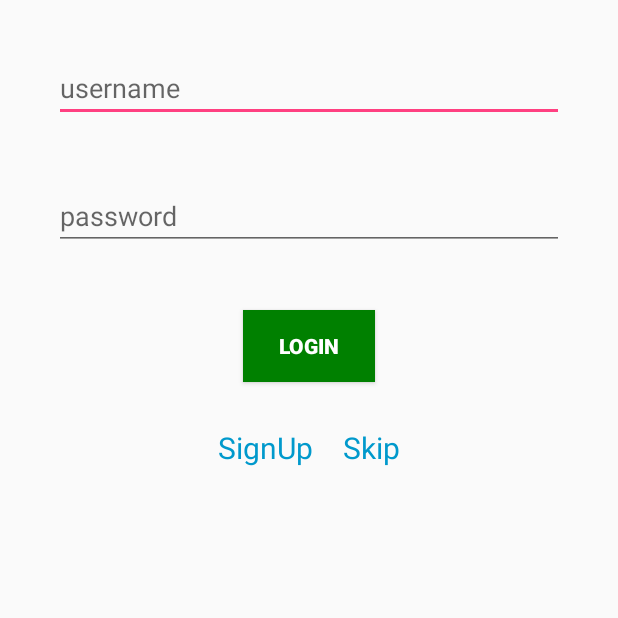
After one commit to bhagat95/ServeEasyAndroid, an Android app: the Login screen opened directly, with no data from a screen before it, on a phone screen of 412 x 824 dp, the top half of it. The commit adds this screen. Run offline under Robolectric (Android 15) with nearby library versions, the phone set to English and light mode, and no system bars; network calls fail; 1 statement that could not run was skipped.

Commit message:
Login Activity added and bug of ViewPager inside Drawer is fixed.

```diff
--- a/app/src/main/AndroidManifest.xml
+++ b/app/src/main/AndroidManifest.xml
@@ -12,8 +12,6 @@
         android:label="@string/app_name"
         android:supportsRtl="true"
         android:theme="@style/AppTheme">
-
-
         <activity
             android:name=".SearchResultsActivity"
             android:label="@string/title_activity_search_results"
@@ -34,10 +32,10 @@
         <activity android:name=".MakeRequest" />
         <activity android:name=".NearbyServices" />
 
-        <!--android:windowSoftInputMode="adjustPan"  Prevents keyboard from pushing widgets upward -->
-        <activity android:name=".ProviderHome"
-            android:windowSoftInputMode="adjustPan"
-            >
+        <!-- android:windowSoftInputMode="adjustPan"  Prevents keyboard from pushing widgets upward -->
+        <activity
+            android:name=".ProviderHome"
+            android:windowSoftInputMode="adjustPan">
             <intent-filter>
                 <action android:name="android.intent.action.MAIN" />
 
@@ -48,8 +46,8 @@
             <meta-data
                 android:name="android.app.default_searchable"
                 android:value=".SearchResultsActivity" />
-
         </activity>
+        <activity android:name=".Login"></activity>
     </application>
 
 </manifest>
--- /dev/null
+++ b/app/src/main/java/com/example/bhagat/finalyear/Login.java
@@ -0,0 +1,45 @@
+package com.example.bhagat.finalyear;
+
+import android.content.Context;
+import android.support.v7.app.AppCompatActivity;
+import android.os.Bundle;
+import android.widget.Button;
+import android.widget.EditText;
+import android.widget.TextView;
+
+public class Login extends AppCompatActivity {
+
+    public static Context context;
+    TextView signup, skip;
+    EditText username, password;
+    Button login;
+
+
+    @Override
+    protected void onCreate(Bundle savedInstanceState) {
+        super.onCreate(savedInstanceState);
+        setContentView(R.layout.activity_login);
+
+        super.onCreate(savedInstanceState);
+        setContentView(R.layout.activity_login);
+
+        context = getApplicationContext();
+
+        username = (EditText) findViewById(R.id.username);
+        password = (EditText) findViewById(R.id.password);
+        signup = (TextView) findViewById(R.id.signup);
+        skip = (TextView) findViewById(R.id.skip);
+        login = (Button) findViewById(R.id.login);
+        signup.setTextColor(getResources().getColor(android.R.color.holo_blue_dark));
+        skip.setTextColor(getResources().getColor(android.R.color.holo_blue_dark));
+
+        //signup.setVisibility(View.GONE);
+
+        //login.setOnClickListener(this);
+        //skip.setOnClickListener(this);
+        //signup.setOnClickListener(this);
+
+    }
+
+
+}
--- a/app/src/main/java/com/example/bhagat/finalyear/ProviderHome.java
+++ b/app/src/main/java/com/example/bhagat/finalyear/ProviderHome.java
@@ -41,7 +41,7 @@ public class ProviderHome extends AppCompatActivity {
         manager = getSupportFragmentManager();
         FragmentTransaction ft = manager.beginTransaction();//.detach(requestsFragment).attach(requestsFragment);
         ft.replace(R.id.dummy,requestsFragment);
-        ft.replace(R.id.dummy, new Requests());
+        //ft.replace(R.id.dummy, new Requests());
         ft.commit();
 
 
@@ -54,16 +54,16 @@ public class ProviderHome extends AppCompatActivity {
                 final int id = item.getItemId();
                 if (id == R.id.requests) {
                     FragmentTransaction ft = manager.beginTransaction();
-                    //ft.replace(R.id.dummy, requestsFragment);
+                    ft.replace(R.id.dummy, requestsFragment);
                     //ft.replace(R.id.dummy, new Requests());
-                    ft.replace(R.id.account_settings_fragment, requestsFragment);
+                    //ft.replace(R.id.account_settings_fragment, requestsFragment);
 
                     ft.commit();
 
                 } else if (id == R.id.settings) {
                     FragmentTransaction ft = manager.beginTransaction();
-                    //ft.replace(R.id.dummy, accountSettingsFragment);
-                    ft.replace(R.id.requests_fragment, accountSettingsFragment);
+                    ft.replace(R.id.dummy, accountSettingsFragment);
+                    //ft.replace(R.id.requests_fragment, accountSettingsFragment);
                     ft.commit();
                 }
                 /*
--- a/app/src/main/java/com/example/bhagat/finalyear/Requests.java
+++ b/app/src/main/java/com/example/bhagat/finalyear/Requests.java
@@ -11,18 +11,33 @@ import android.view.ViewGroup;
 
 public class Requests extends android.support.v4.app.Fragment {
 
-
     ViewPagerAdapter viewPagerAdapter;
 
     private SlidingTabLayout mtabs;
     private ViewPager mpager;
     private Toolbar toolbar;
 
-
     @Nullable
     @Override
     public View onCreateView(LayoutInflater inflater, @Nullable ViewGroup container, @Nullable Bundle savedInstanceState) {
         return inflater.inflate(R.layout.fragment_requests, container, false);
+/*
+        View view = inflater.inflate(R.layout.fragment_requests, container, false);
+
+        viewPagerAdapter = new ViewPagerAdapter(getFragmentManager());
+        mpager = (ViewPager) view.findViewById(R.id.pager);
+        mpager.setAdapter(viewPagerAdapter);
+
+        //Assigning the sliding tab layout view
+        mtabs = (SlidingTabLayout) view.findViewById(R.id.tabs);
+        mtabs.setDistributeEvenly(true);
+
+
+        //  Setting the ViewPager For the SlidingTabsLayout
+        mtabs.setViewPager(mpager);
+
+        return view;
+*/
     }
 
 
@@ -35,7 +50,7 @@ public class Requests extends android.support.v4.app.Fragment {
         //setSupportActionBar(toolbar);
         //getSupportActionBar().setDisplayShowHomeEnabled(true);
 
-        viewPagerAdapter = new ViewPagerAdapter(getFragmentManager());
+        viewPagerAdapter = new ViewPagerAdapter(getChildFragmentManager());
         mpager = (ViewPager) getActivity().findViewById(R.id.pager);
         mpager.setAdapter(viewPagerAdapter);
 
@@ -91,5 +106,4 @@ public class Requests extends android.support.v4.app.Fragment {
         super.onDestroyView();
     }
 
-
 }
--- a/app/src/main/java/layout/ActiveRequests.java
+++ b/app/src/main/java/layout/ActiveRequests.java
@@ -76,7 +76,6 @@ public class ActiveRequests extends Fragment {
             }
         });
 
-
         return v;
 
     }
@@ -135,5 +134,4 @@ public class ActiveRequests extends Fragment {
         requestQueue.add(request);
 
     }
-
 }
--- /dev/null
+++ b/app/src/main/res/layout/activity_login.xml
@@ -0,0 +1,64 @@
+<LinearLayout xmlns:android="http://schemas.android.com/apk/res/android"
+    xmlns:tools="http://schemas.android.com/tools"
+    android:layout_width="match_parent"
+    android:layout_height="match_parent"
+    android:paddingLeft="@dimen/activity_horizontal_margin"
+    android:paddingRight="@dimen/activity_horizontal_margin"
+    android:paddingTop="@dimen/activity_vertical_margin"
+    android:paddingBottom="@dimen/activity_vertical_margin"
+    android:orientation="vertical"
+    tools:context="com.example.bhagat.finalyear.Login">
+
+
+    <EditText
+        android:layout_width="match_parent"
+        android:layout_height="wrap_content"
+        android:id="@+id/username"
+        android:layout_margin="20dp"
+        android:layout_gravity="right"
+        android:hint="username"/>
+
+    <EditText
+        android:layout_width="match_parent"
+        android:layout_height="wrap_content"
+        android:inputType="textPassword"
+        android:ems="10"
+        android:hint="password"
+        android:layout_margin="20dp"
+        android:id="@+id/password" />
+
+    <Button
+        android:layout_width="wrap_content"
+        android:layout_gravity="center"
+        android:layout_height="wrap_content"
+        android:text="Login"
+        android:layout_margin="20dp"
+        android:background="#008000"
+        android:textColor="#FFFFFF"
+        android:textStyle="bold"
+        android:id="@+id/login"
+        android:elevation="10dp"/>
+    <LinearLayout
+        android:layout_width="wrap_content"
+        android:layout_height="wrap_content"
+        android:orientation="horizontal"
+        android:layout_gravity="center">
+        <TextView
+            android:layout_width="wrap_content"
+            android:layout_height="wrap_content"
+            android:text="SignUp"
+            android:id="@+id/signup"
+            android:layout_margin="10dp"
+            android:textSize="20dp"/>
+
+        <TextView
+            android:layout_width="wrap_content"
+            android:layout_height="wrap_content"
+            android:text="Skip"
+            android:id="@+id/skip"
+            android:layout_margin="10dp"
+            android:textSize="20dp" />
+
+    </LinearLayout>
+
+</LinearLayout>
--- a/app/src/main/res/layout/fragment_requests.xml
+++ b/app/src/main/res/layout/fragment_requests.xml
@@ -8,9 +8,10 @@
     android:orientation="vertical"
     android:id="@+id/requests_fragment">
 
-    <include
+    <!-- toolbar is a part of activity and should not be included in fragment
+        include
         android:id="@+id/app_bar"
-        layout="@layout/app_bar" />
+        layout="@layout/app_bar" /-->
 
     <com.example.bhagat.finalyear.SlidingTabLayout
 
```
